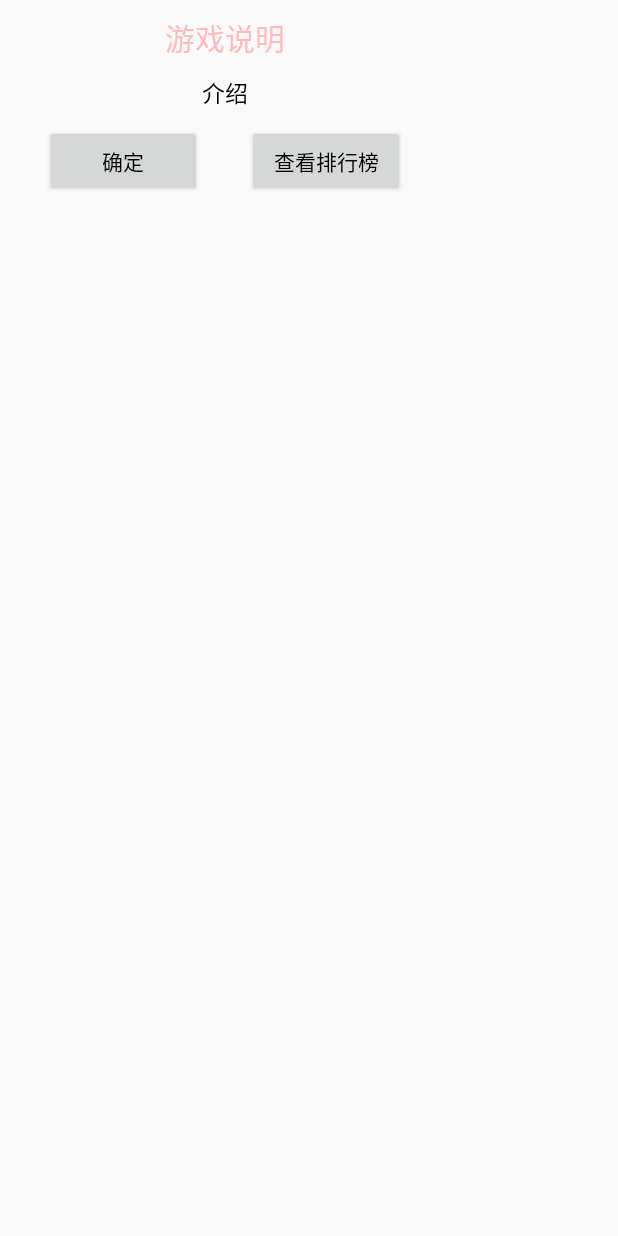
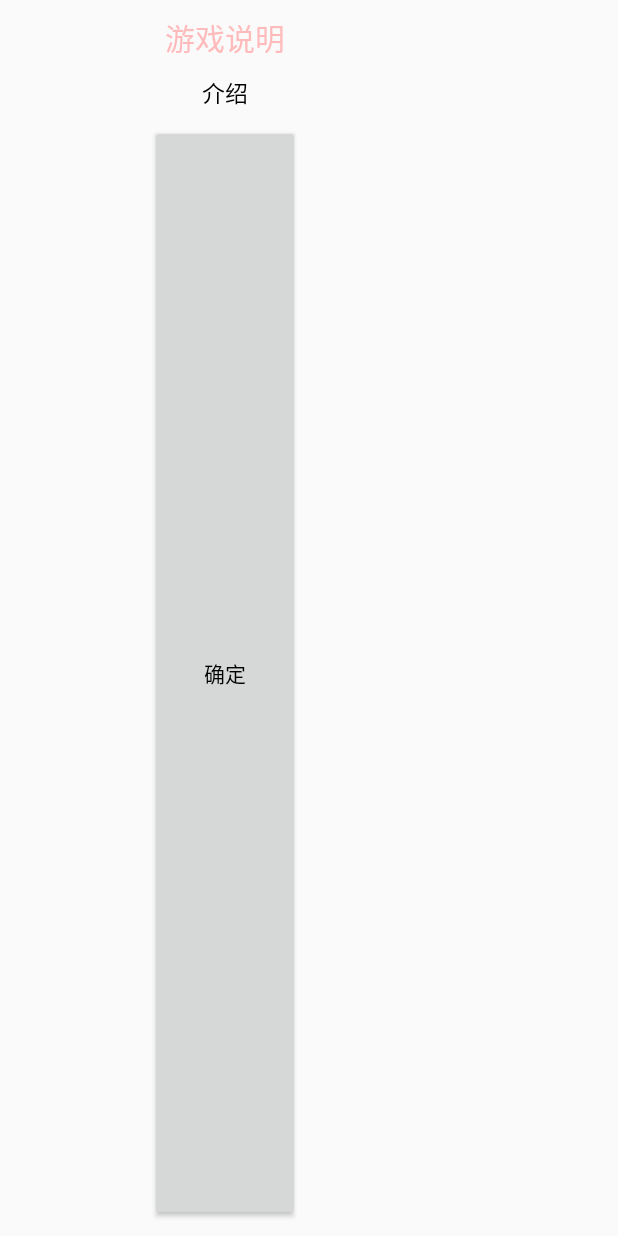
Before and after one commit to MFunction96/Puzzle, an Android app: the layout dialog1.xml on its own in the app's theme, with its tools: preview values and no code run, on a phone screen of 412 x 824 dp. Run offline under Robolectric (Android 15) with nearby library versions, the phone set to English and light mode, and no system bars.

Commit message:
对话框修改

```diff
--- a/app/src/main/res/layout/dialog1.xml
+++ b/app/src/main/res/layout/dialog1.xml
@@ -21,10 +21,6 @@
         android:textSize="15sp"
         android:textColor="@android:color/black" />
 
-    <LinearLayout
-        android:layout_width="match_parent"
-        android:layout_height="wrap_content"
-        android:orientation="horizontal">
 
         <Button
             android:layout_weight="1"
@@ -38,17 +34,8 @@
             android:text="确定"
             android:textColor="@android:color/black" />
 
-        <Button
-            android:layout_weight="1"
-            android:id="@+id/btRank"
-            android:layout_marginRight="30dp"
-            android:layout_width="100dp"
-            android:layout_height="wrap_content"
-            android:layout_gravity="center_horizontal"
-            android:layout_marginBottom="10dp"
-            android:text="查看排行榜"
-            android:textColor="@android:color/black" />
-    </LinearLayout>
+
+
 
 
 </LinearLayout>
```
Also changed, not shown: app/src/main/java/xyz/mfbrain/puzzle/MyDialog.java (line endings or trailing spaces).
